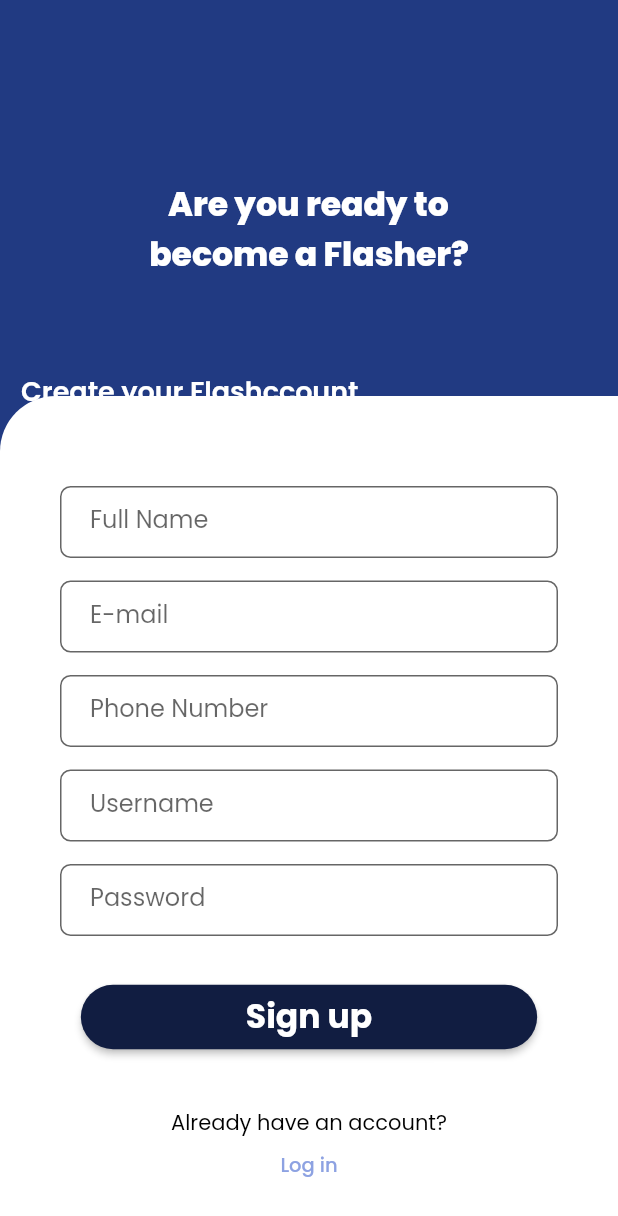
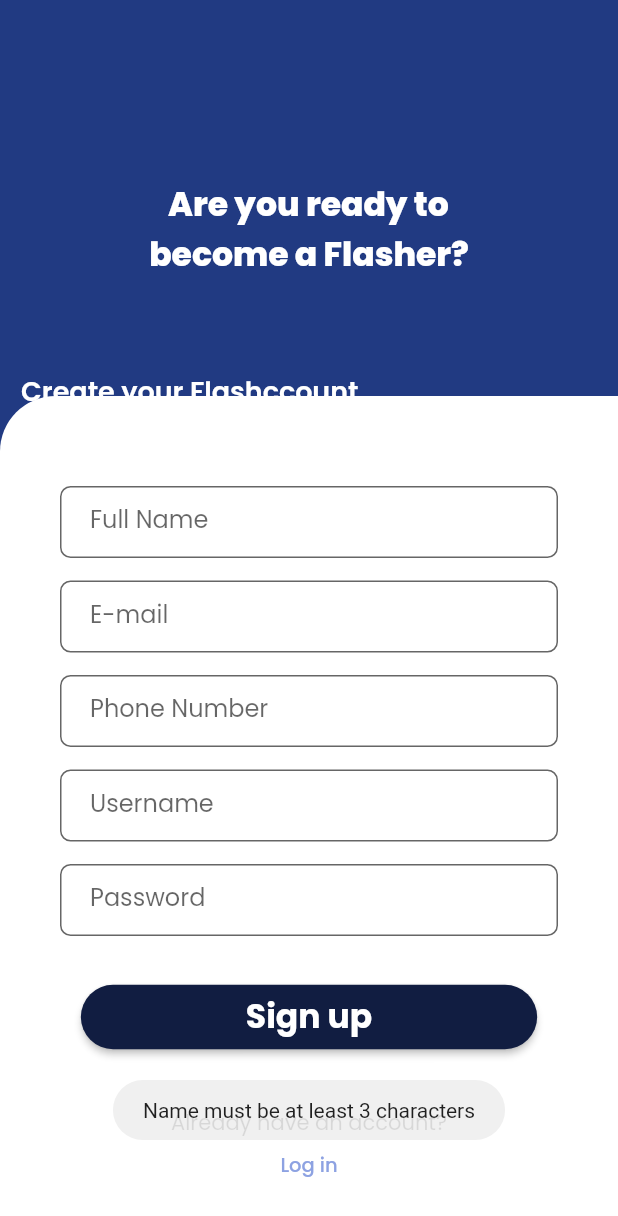
Before and after one commit to Ceee17/Online_Transportation, a Flutter app: the SignupPage screen opened directly, after a tap on "Sign up", on a phone screen of 412 x 824 dp. Shown: the top 1216 px of the screen. Run offline on Flutter 3.47's test engine with Material 2 defaults, Android fonts, the phone set to English and light mode, and no system bars; our stand-ins replace carousel_slider, cloud_firestore, firebase_auth, firebase_core, firebase_database, flutter_svg and 2 more; missing offline and left inert: flutter_custom_dialog; accounts and stored records are empty.

Commit message:
penambahan message efek firebase login dan signup

```diff
--- a/lib/main.dart
+++ b/lib/main.dart
@@ -53,6 +53,6 @@ class MyApp extends StatelessWidget {
           HistoryPage.idScreen: (context) => HistoryPage(),
           AccountPage.idScreen: (context) => AccountPage(),
         },
-        home: LoginPage());
+        home: LandingPage());
   }
 }
--- a/lib/pages/signuppage.dart
+++ b/lib/pages/signuppage.dart
@@ -2,6 +2,7 @@
 
 import 'package:firebase_auth/firebase_auth.dart';
 import 'package:flutter/material.dart';
+import 'package:fluttertoast/fluttertoast.dart';
 // import 'package:fluttertoast/fluttertoast.dart';
 import 'package:project_uts_online_transportation/firebase/firebase_auth_services.dart';
 // import 'package:project_uts_online_transportation/main.dart';
@@ -194,7 +195,8 @@ class _SignupPageState extends State<SignupPage> {
                         //   displayToastMessage(
                         //       "Password must be at least 6 characters",
                         //       context);
-                        // } else {
+                        // }
+                        //else {
                         //   registerNewUser(context);
                         // }
                         // },
@@ -272,6 +274,17 @@ class _SignupPageState extends State<SignupPage> {
     String password = _passwordController.text;
 
     try {
+      if (_fullnameController.text.length < 3) {
+        displayToastMessage("Name must be at least 3 characters", context);
+      } else if (!_emailController.text.contains("@")) {
+        displayToastMessage("Email address is not Valid", context);
+      } else if (_phonenumberController.text.isEmpty) {
+        displayToastMessage("Phone number is mandatory", context);
+      } else if (_usernameController.text.isEmpty) {
+        displayToastMessage("Username is invalid", context);
+      } else if (_passwordController.text.length < 6) {
+        displayToastMessage("Password must be at least 6 characters", context);
+      } else {
         User? user = await _auth.signUpWithEmailAndPassword(
           email,
           password,
@@ -279,7 +292,6 @@ class _SignupPageState extends State<SignupPage> {
           username,
           phonenumber,
         );
-
         if (user != null) {
           print("You're already become a Flasher!");
           Navigator.pushReplacement(
@@ -290,6 +302,7 @@ class _SignupPageState extends State<SignupPage> {
           );
         } else {
           print("Error! : SignUp Failed");
+        }
       }
     } catch (e) {
       print("Error: $e");
@@ -325,7 +338,8 @@ class _SignupPageState extends State<SignupPage> {
 //     }
 //   }
 // }
+}
 
-// displayToastMessage(String message, BuildContext context) {
-//   Fluttertoast.showToast(msg: message);
+displayToastMessage(String message, BuildContext context) {
+  Fluttertoast.showToast(msg: message);
 }
```
Also changed, not shown: lib/pages/loginpage.dart (+12 -0 lines). Lines whose indentation alone changed are shown as unchanged.
